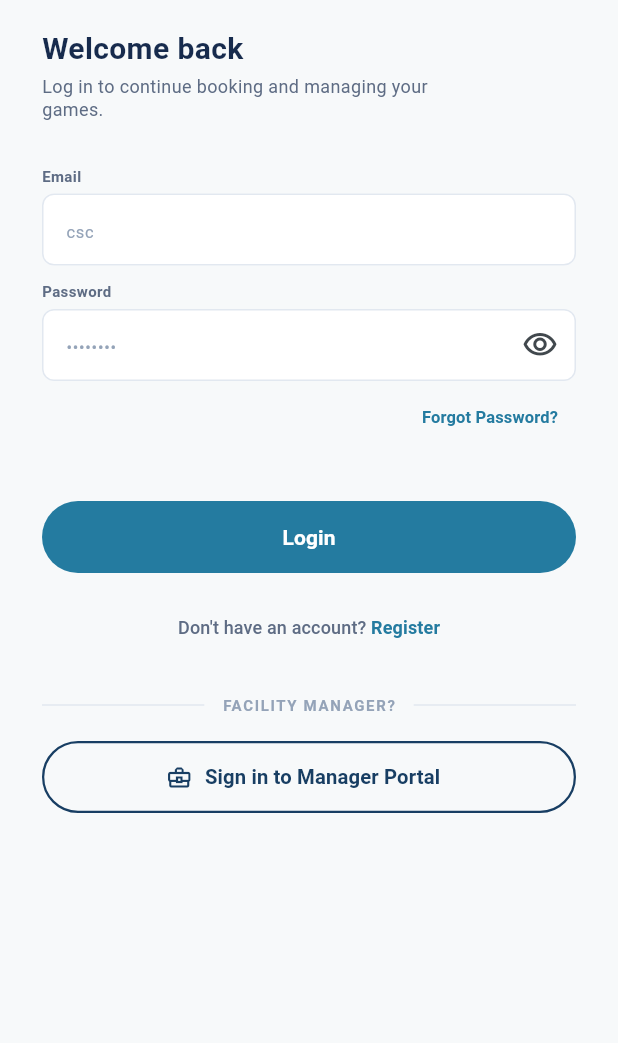
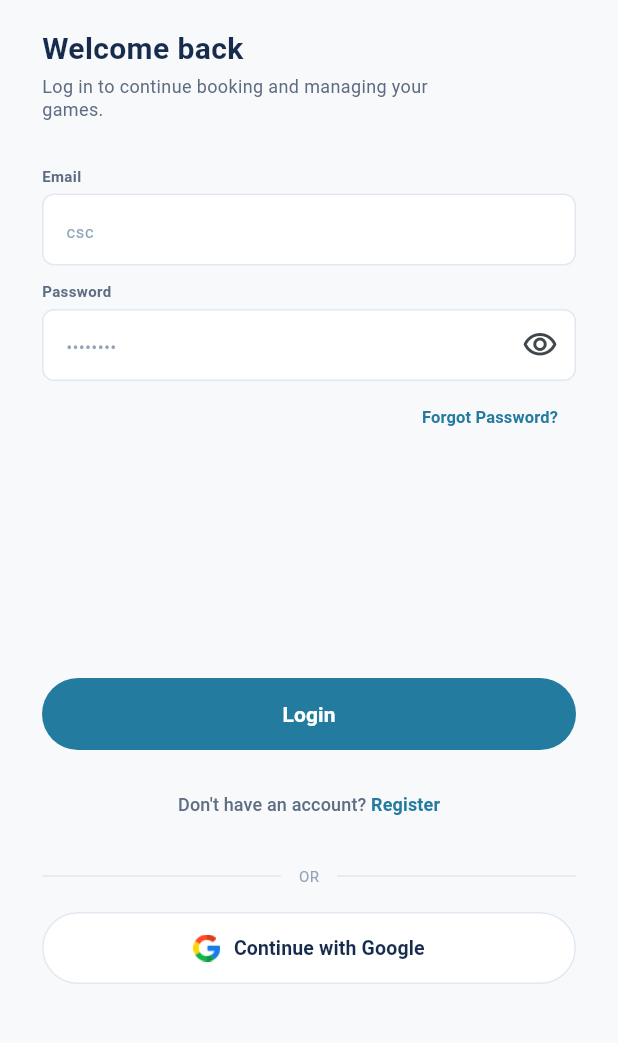
Before and after one commit to IsiraGamlath/SportSpace, a Flutter app: the screen it shows after launch, after a tap on "Continue", after a tap on "Skip", after a tap on "Log In", on a phone screen of 412 x 824 dp, the part 168-1211 px from its top. Run offline on Flutter 3.47's test engine with Material 3 defaults, Android fonts, the phone set to English and light mode, and no system bars; our stand-ins replace file_picker, firebase_auth, firebase_core, google_sign_in; missing offline and left inert: flutter_stripe; accounts and stored records are empty; network calls fail.

Commit message:
update google login

```diff
--- a/mobile/lib/views/login_screen.dart
+++ b/mobile/lib/views/login_screen.dart
@@ -2,8 +2,8 @@ import 'package:flutter/material.dart';
 import 'package:firebase_auth/firebase_auth.dart';
 
 import '../utils/app_colors.dart';
+import 'google_role_selecter_screen.dart';
 import 'home_screen.dart';
-import 'manager/manager_login_screen.dart';
 import 'registration_screen.dart';
 
 class LoginScreen extends StatefulWidget {
@@ -39,9 +39,9 @@ class _LoginScreenState extends State<LoginScreen> {
     } on FirebaseAuthException catch (error) {
       if (!mounted) return;
       setState(() => _isLoggingIn = false);
-      ScaffoldMessenger.of(context).showSnackBar(
-        SnackBar(content: Text(_loginErrorMessage(error))),
-      );
+      ScaffoldMessenger.of(
+        context,
+      ).showSnackBar(SnackBar(content: Text(_loginErrorMessage(error))));
       return;
     }
 
@@ -76,11 +76,9 @@ class _LoginScreenState extends State<LoginScreen> {
     );
   }
 
-  void _openManagerLogin() {
+  void _openGoogleSignIn() {
     Navigator.of(context).push(
-      MaterialPageRoute<void>(
-        builder: (_) => const ManagerLoginScreen(),
-      ),
+      MaterialPageRoute<void>(builder: (_) => const GoogleRoleSelecterScreen()),
     );
   }
 
@@ -173,7 +171,7 @@ class _LoginScreenState extends State<LoginScreen> {
                     ),
                   ),
                 ),
-                const SizedBox(height: 32),
+                const SizedBox(height: 150),
                 SizedBox(
                   width: double.infinity,
                   height: 48,
@@ -224,19 +222,17 @@ class _LoginScreenState extends State<LoginScreen> {
                     ),
                   ),
                 ),
-                const SizedBox(height: 20),
+                const SizedBox(height: 16),
                 const Row(
                   children: [
                     Expanded(child: Divider(color: AppColors.borderLight)),
                     Padding(
                       padding: EdgeInsets.symmetric(horizontal: 12),
                       child: Text(
-                        'FACILITY MANAGER?',
+                        'OR',
                         style: TextStyle(
                           color: AppColors.textMuted,
                           fontSize: 10,
-                          fontWeight: FontWeight.w700,
-                          letterSpacing: 1.1,
                         ),
                       ),
                     ),
@@ -247,20 +243,32 @@ class _LoginScreenState extends State<LoginScreen> {
                 SizedBox(
                   width: double.infinity,
                   height: 48,
-                  child: OutlinedButton.icon(
-                    onPressed: _openManagerLogin,
-                    icon: const Icon(Icons.business_center_outlined, size: 18),
-                    label: const Text(
-                      'Sign in to Manager Portal',
-                      style: TextStyle(
-                        fontWeight: FontWeight.w700,
-                        fontSize: 13.5,
-                      ),
+                  child: OutlinedButton(
+                    onPressed: _openGoogleSignIn,
+                    style: OutlinedButton.styleFrom(
+                      foregroundColor: AppColors.textPrimary,
+                      backgroundColor: Colors.white,
+                      side: const BorderSide(color: AppColors.borderLight),
+                      shape: const StadiumBorder(),
                     ),
-                    style: OutlinedButton.styleFrom(
-                      foregroundColor: const Color(0xFF183E63),
-                      side: const BorderSide(color: Color(0xFF183E63), width: 1.5),
-                      shape: const StadiumBorder(),
+                    child: Row(
+                      mainAxisAlignment: MainAxisAlignment.center,
+                      children: [
+                        Image.asset(
+                          'assets/google.png',
+                          width: 18,
+                          height: 18,
+                          fit: BoxFit.contain,
+                        ),
+                        const SizedBox(width: 9),
+                        const Text(
+                          'Continue with Google',
+                          style: TextStyle(
+                            fontWeight: FontWeight.w700,
+                            fontSize: 13,
+                          ),
+                        ),
+                      ],
                     ),
                   ),
                 ),
@@ -293,15 +301,14 @@ class _LoginScreenState extends State<LoginScreen> {
         borderRadius: BorderRadius.circular(8),
         borderSide: const BorderSide(color: AppColors.primaryTeal),
       ),
-      errorStyle: const TextStyle(fontSize: 10),
     );
   }
 }
 
 class _LoginLabel extends StatelessWidget {
+  const _LoginLabel({required this.label});
+
   final String label;
-
-  const _LoginLabel({required this.label});
 
   @override
   Widget build(BuildContext context) {
--- a/mobile/lib/views/onboarding_screen.dart
+++ b/mobile/lib/views/onboarding_screen.dart
@@ -82,11 +82,12 @@ class _OnboardingScreenState extends State<OnboardingScreen> {
     required VoidCallback onContinue,
     required VoidCallback onSkip,
   }) {
-    return SingleChildScrollView(
-      child: Column(
-        mainAxisSize: MainAxisSize.min,
-        children: [
-          Padding(
+    return LayoutBuilder(
+      builder: (context, constraints) {
+        final availableHeight = constraints.maxHeight.isFinite
+            ? constraints.maxHeight
+            : 700.0;
+        final header = Padding(
           padding: const EdgeInsets.fromLTRB(24, 14, 24, 0),
           child: Row(
             mainAxisAlignment: MainAxisAlignment.spaceBetween,
@@ -116,20 +117,10 @@ class _OnboardingScreenState extends State<OnboardingScreen> {
               ),
             ],
           ),
-          ),
-          SizedBox(
-            height: 300,
-            child: Image.asset(
-              imagePath,
+        );
+        final content = Container(
           width: double.infinity,
-              fit: BoxFit.cover,
-              alignment: Alignment.topCenter,
-              filterQuality: FilterQuality.none,
-            ),
-          ),
-          Container(
-            width: double.infinity,
-            padding: const EdgeInsets.fromLTRB(24, 14, 24, 52),
+          padding: const EdgeInsets.fromLTRB(24, 14, 24, 24),
           color: AppColors.darkNavy,
           child: Column(
             children: [
@@ -181,19 +172,52 @@ class _OnboardingScreenState extends State<OnboardingScreen> {
               ),
             ],
           ),
-          ),
+        );
+        final image = Image.asset(
+          imagePath,
+          width: double.infinity,
+          fit: BoxFit.cover,
+          alignment: Alignment.topCenter,
+          filterQuality: FilterQuality.none,
+        );
+
+        if (availableHeight < 300) {
+          return SingleChildScrollView(
+            child: Column(
+              children: [
+                header,
+                SizedBox(height: 220, child: image),
+                content,
               ],
             ),
           );
         }
 
+        return SizedBox(
+          height: availableHeight,
+          child: Column(
+            children: [
+              header,
+              Expanded(child: image),
+              content,
+            ],
+          ),
+        );
+      },
+    );
+  }
+
   Widget _buildFinalPage() {
-    return SingleChildScrollView(
-      child: Padding(
+    return LayoutBuilder(
+      builder: (context, constraints) {
+        final height = constraints.maxHeight.isFinite
+            ? constraints.maxHeight
+            : 700.0;
+        final content = Padding(
           padding: const EdgeInsets.fromLTRB(20, 14, 20, 20),
           child: Column(
             children: [
-            const SizedBox(height: 48),
+              SizedBox(height: height > 500 ? 115 : 28),
               Image.asset(
                 'assets/Sport Space logo.png',
                 width: 128,
@@ -224,7 +248,7 @@ class _OnboardingScreenState extends State<OnboardingScreen> {
                   height: 1.35,
                 ),
               ),
-            const SizedBox(height: 72),
+              if (height > 500) const Spacer() else const SizedBox(height: 40),
               Row(
                 mainAxisAlignment: MainAxisAlignment.center,
                 children: [
@@ -263,7 +287,14 @@ class _OnboardingScreenState extends State<OnboardingScreen> {
               ),
             ],
           ),
-      ),
+        );
+
+        if (height < 500) {
+          return SingleChildScrollView(child: content);
+        }
+
+        return SizedBox(height: height, child: content);
+      },
     );
   }
 }
```
Also changed, not shown: mobile/lib/services/api_service.dart (+41 -0 lines), mobile/lib/views/google_role_selecter_screen.dart (+24 -3 lines), mobile/lib/views/registration_screen.dart (+60 -1 lines), 4 other files. Lines whose indentation alone changed are shown as unchanged.
